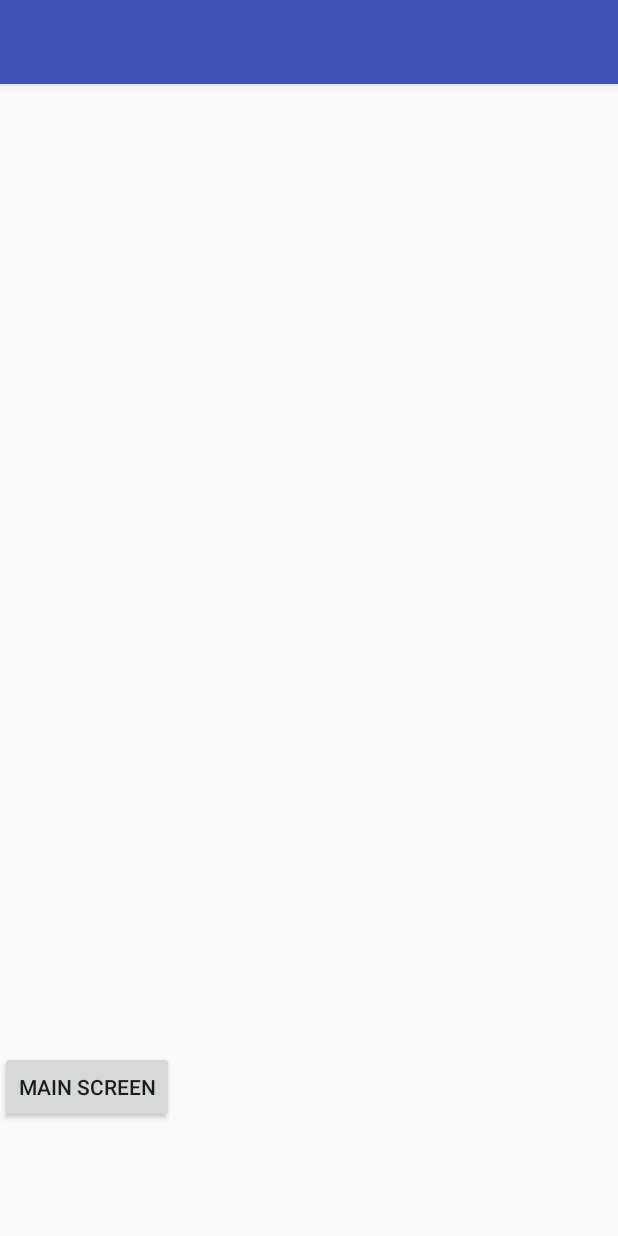
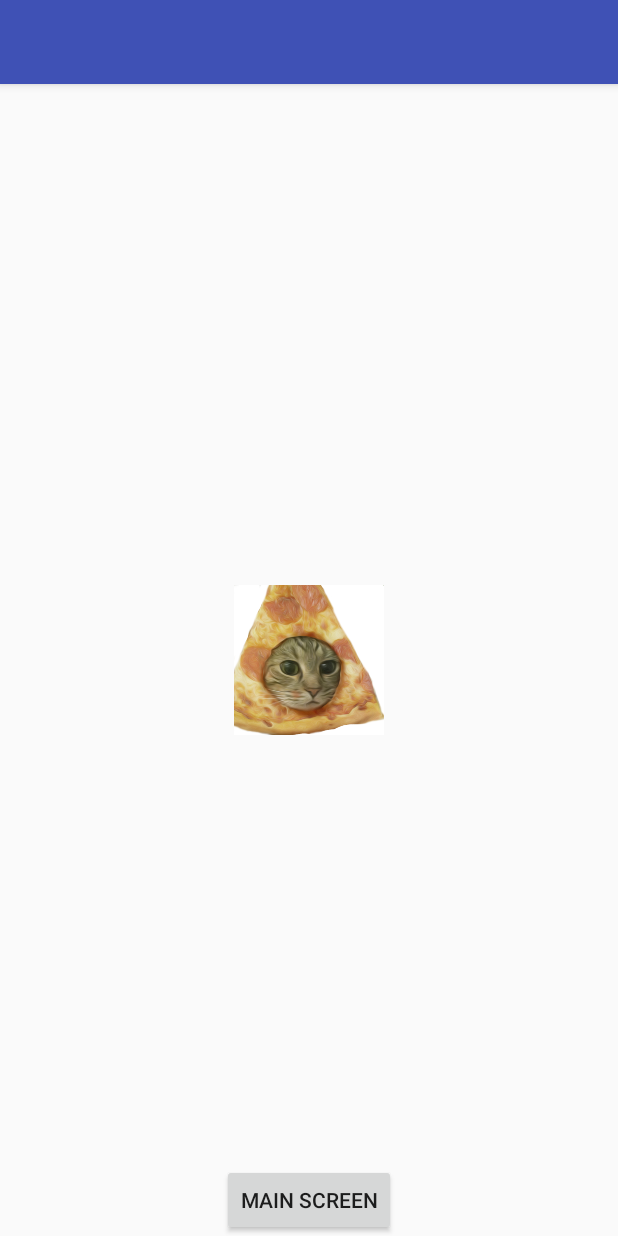
Before and after one commit to JazSingh05/Sherlock, an Android app: the screen it shows after launch (SplashScreen), on a phone screen of 412 x 824 dp. Run offline under Robolectric (Android 15) with nearby library versions, the phone set to English and light mode, and no system bars; our stand-ins replace ButterKnife.

Commit message:
Issue #5 fixing butterknife dependencies and adding logo on splash screen

```diff
--- a/app/src/main/AndroidManifest.xml
+++ b/app/src/main/AndroidManifest.xml
@@ -18,7 +18,6 @@
             </intent-filter>
         </activity>
 
-        <activity android:name=".MainActivity"/>
         <activity android:name=".SearchActivity"/>
         <activity android:name=".DatabaseResult"/>
     </application>
--- a/app/src/main/java/com/example/android/sherlock/SplashScreen.java
+++ b/app/src/main/java/com/example/android/sherlock/SplashScreen.java
@@ -9,11 +9,12 @@ import android.view.animation.Animation;
 import android.view.animation.RotateAnimation;
 import android.widget.ImageView;
 
-import com.example.android.sherlock.MainActivity;
-import com.example.android.sherlock.R;
+import butterknife.BindView;
+import butterknife.ButterKnife;
 
 public class SplashScreen extends AppCompatActivity {
     //This is how you bind a view in XML to a global var in the class
+    @BindView(R.id.logo)
     ImageView splashImage;
 
     private RotateAnimation rotate;
@@ -22,24 +23,24 @@ public class SplashScreen extends AppCompatActivity {
     protected void onCreate(Bundle savedInstanceState) {
         super.onCreate(savedInstanceState);
         setContentView(R.layout.activity_splash);
-        /*rotate = new RotateAnimation(0, 1440, Animation.RELATIVE_TO_SELF, .5f, Animation.RELATIVE_TO_SELF, .5f);
+        rotate = new RotateAnimation(0, 1440, Animation.RELATIVE_TO_SELF, .5f, Animation.RELATIVE_TO_SELF, .5f);
         rotate.setDuration(1500);
         rotate.setInterpolator(new AccelerateDecelerateInterpolator());
         rotate.setRepeatMode(Animation.RESTART);
         rotate.setRepeatCount(Animation.INFINITE);
-    */}
+    }
 
     @Override
     protected void onStart() {
         super.onStart();
         //make sure you alwasy call this function in onStart, not before, not after
-
+        ButterKnife.bind(this);
     }
 
     @Override
     protected void onResume() {
         super.onResume();
-       // splashImage.startAnimation(rotate);
+        splashImage.startAnimation(rotate);
     }
 
 
--- a/app/src/main/res/layout/activity_splash.xml
+++ b/app/src/main/res/layout/activity_splash.xml
@@ -10,10 +10,16 @@
         android:id="@+id/button2"
         android:layout_width="wrap_content"
         android:layout_height="wrap_content"
-        android:layout_alignEnd="@+id/splash_image"
         android:layout_alignParentBottom="true"
-        android:layout_alignRight="@+id/splash_image"
-        android:layout_marginBottom="75dp"
+        android:layout_centerHorizontal="true"
         android:onClick="mainScreen"
         android:text="Main Screen" />
+
+    <ImageView
+        android:id="@+id/logo"
+        android:layout_width="100dp"
+        android:layout_height="100dp"
+        android:layout_centerHorizontal="true"
+        android:layout_centerVertical="true"
+        app:srcCompat="@drawable/p" />
 </RelativeLayout>
```
Also changed, not shown: app/src/main/java/com/example/android/sherlock/MainActivity.java (deleted, +0 -16 lines), app/src/main/res/layout/activity_main.xml (deleted, +0 -19 lines).
